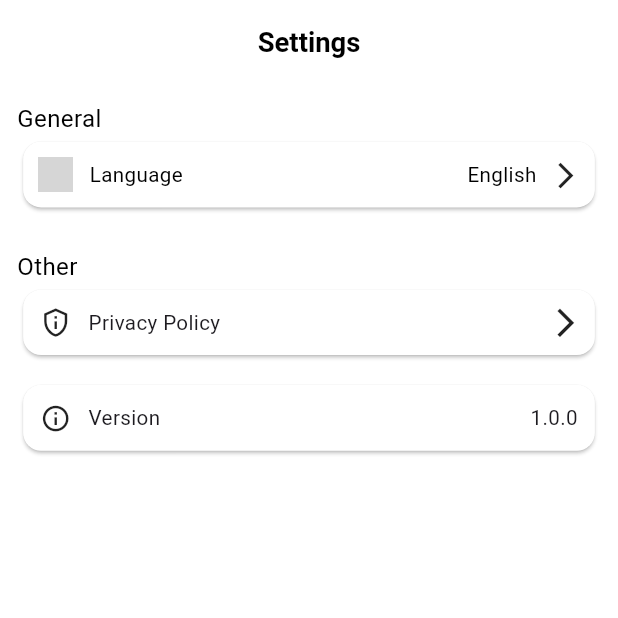
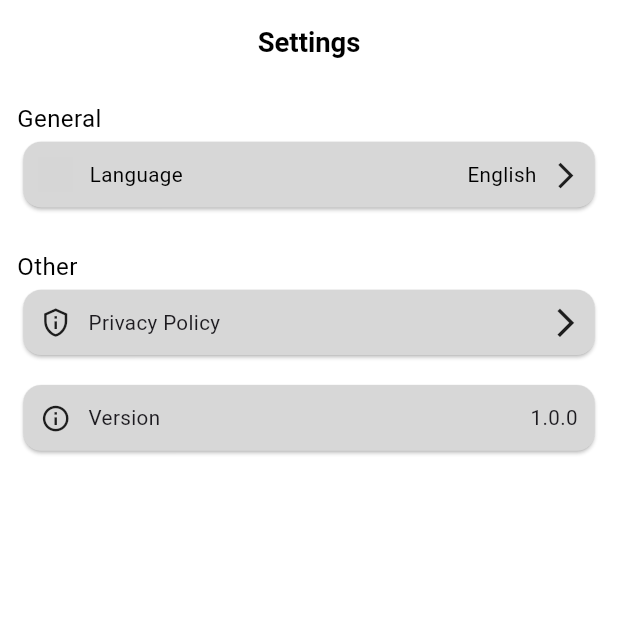
Before and after one commit to akinokami/ww_open_tv, a Flutter app: the SettingsScreen screen opened directly, on a phone screen of 412 x 824 dp, the top half of it. Run offline on Flutter 3.47's test engine with Material 3 defaults, Android fonts, the phone set to English and light mode, and no system bars; our stand-ins replace chewie, flutter_screenutil, get, get_storage, video_player; missing offline and left inert: fast_cached_network_image; accounts and stored records are empty; Roboto replaces fonts that are missing (Game); grey boxes are pictures that could not be loaded.

Commit message:
edit category

```diff
--- a/lib/language/en_language.dart
+++ b/lib/language/en_language.dart
@@ -9,13 +9,11 @@ class EnLanguage {
     'you_can_choose': 'You can choose more than one',
     'next': 'Next',
     'change_language': 'Change Language',
-    'general': 'General',
     'other': 'Other',
     'policy': 'Privacy Policy',
     'version': 'Version',
     'settings': 'Settings',
     'matches': 'Matches',
-    'news': 'News',
     'news_detail': 'News Details',
     'agree': 'I agreed to the privacy policy.',
     'accept': 'Accept',
@@ -56,5 +54,34 @@ class EnLanguage {
     'fav': 'Favorite',
     'category': 'Category',
     'view_all': 'View All',
+    'sports': 'Sports',
+    'no_genre': 'No Genre',
+    'news': 'News',
+    'general': 'General',
+    'musics': 'Musics',
+    'movies': 'Movies',
+    'religious': 'Religious',
+    'documentary': 'Documentary',
+    'education': 'Education',
+    'auto': 'Auto',
+    'xxx': 'XXX',
+    'weather': 'Weather',
+    'relax': 'Relax',
+    'travel': 'Travel',
+    'shop': 'Shop',
+    'science': 'Science',
+    'series': 'Series',
+    'lifestyle': 'Lifestyle',
+    'legislative': 'Legislative',
+    'kids': 'Kids',
+    'family': 'Family',
+    'entertainment': 'Entertainment',
+    'animation': 'Animation',
+    'business': 'Business',
+    'classic': 'Classic',
+    'outdoor': 'Outdoor',
+    'cooking': 'Cooking',
+    'comedy': 'Comedy',
+    'culture': 'Culture',
   };
 }
--- a/lib/language/zh_language.dart
+++ b/lib/language/zh_language.dart
@@ -8,13 +8,11 @@ class ZhLanguage {
     'you_can_choose': '您可以选择多个您可以选择多个',
     'next': '下一个',
     'change_language': '改變語言',
-    'general': '一般的',
     'other': '其他',
     'policy': '隐私政策',
     'version': '版本',
     'settings': '设置',
     'matches': '比赛',
-    'news': '消息',
     'news_detail': '新闻详情',
     'agree': '我同意隐私政策。',
     'accept': '接受',
@@ -55,5 +53,34 @@ class ZhLanguage {
     'fav': '最喜欢的',
     'category': '类别',
     'view_all': '查看全部',
+    'sports': '运动',
+    'no_genre': '没有流派',
+    'news': '消息',
+    'general': '一般的',
+    'musics': '音乐',
+    'movies': '电影',
+    'religious': '宗教的',
+    'documentary': '纪录片',
+    'education': '教育',
+    'auto': '汽车',
+    'xxx': 'XXX',
+    'weather': '天气',
+    'relax': '放松',
+    'travel': '旅行',
+    'shop': '购物',
+    'science': '科学',
+    'series': '系列',
+    'lifestyle': '生活方式',
+    'legislative': '立法',
+    'kids': '孩子',
+    'family': '家庭',
+    'entertainment': '娱乐',
+    'animation': '动画',
+    'business': '商业',
+    'classic': '经典',
+    'outdoor': '户外',
+    'cooking': '烹饪',
+    'culture': '文化',
+    'comedy': '喜剧',
   };
 }
--- a/lib/screens/settings/settings_screen.dart
+++ b/lib/screens/settings/settings_screen.dart
@@ -42,7 +42,7 @@ class SettingsScreen extends StatelessWidget {
                   Get.to(const ChangeLanguageScreen());
                 },
                 child: Card(
-                    color: whiteColor,
+                    color: cardColor,
                     child: Row(
                       mainAxisAlignment: MainAxisAlignment.spaceBetween,
                       children: [
@@ -102,7 +102,7 @@ class SettingsScreen extends StatelessWidget {
                   Get.to(const PrivacyPolicyScreen());
                 },
                 child: Card(
-                    color: whiteColor,
+                    color: cardColor,
                     child: Row(
                       mainAxisAlignment: MainAxisAlignment.spaceBetween,
                       children: [
@@ -135,7 +135,7 @@ class SettingsScreen extends StatelessWidget {
               ),
               kSizedBoxH10,
               Card(
-                  color: whiteColor,
+                  color: cardColor,
                   child: Row(
                     mainAxisAlignment: MainAxisAlignment.spaceBetween,
                     children: [
```
Also changed, not shown: lib/screens/categories/categories_screen.dart (+29 -29 lines).
